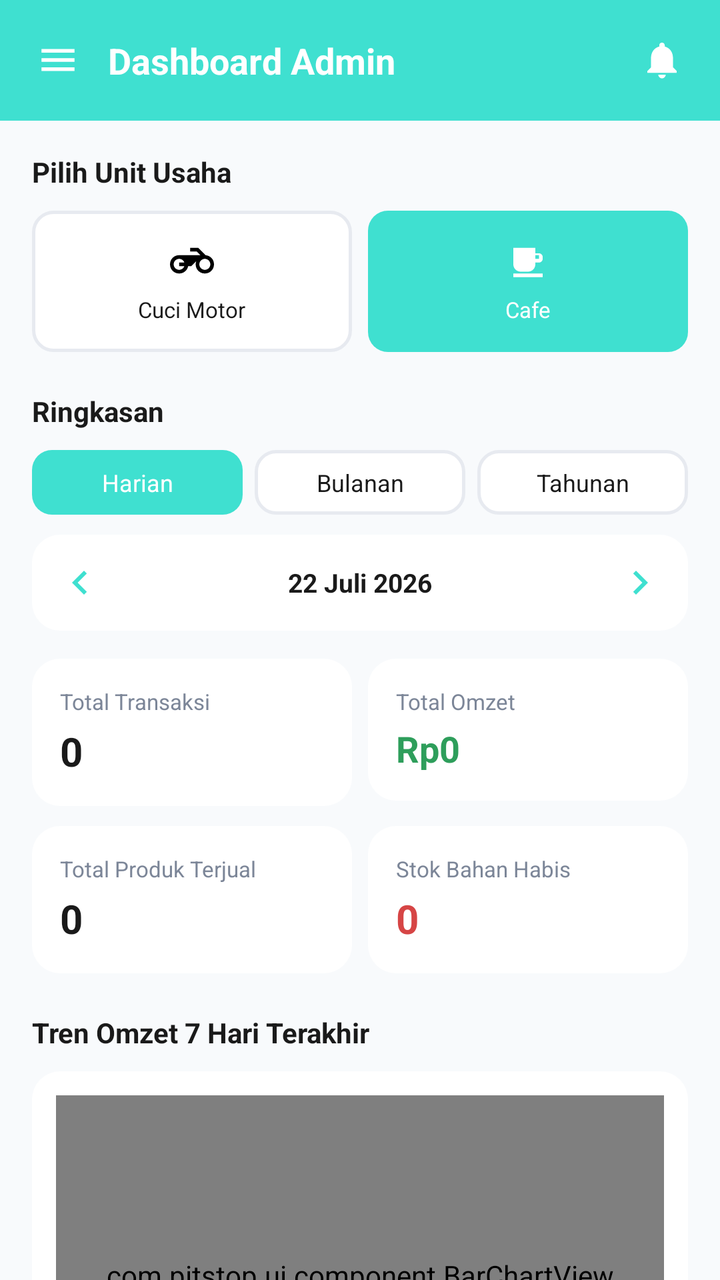
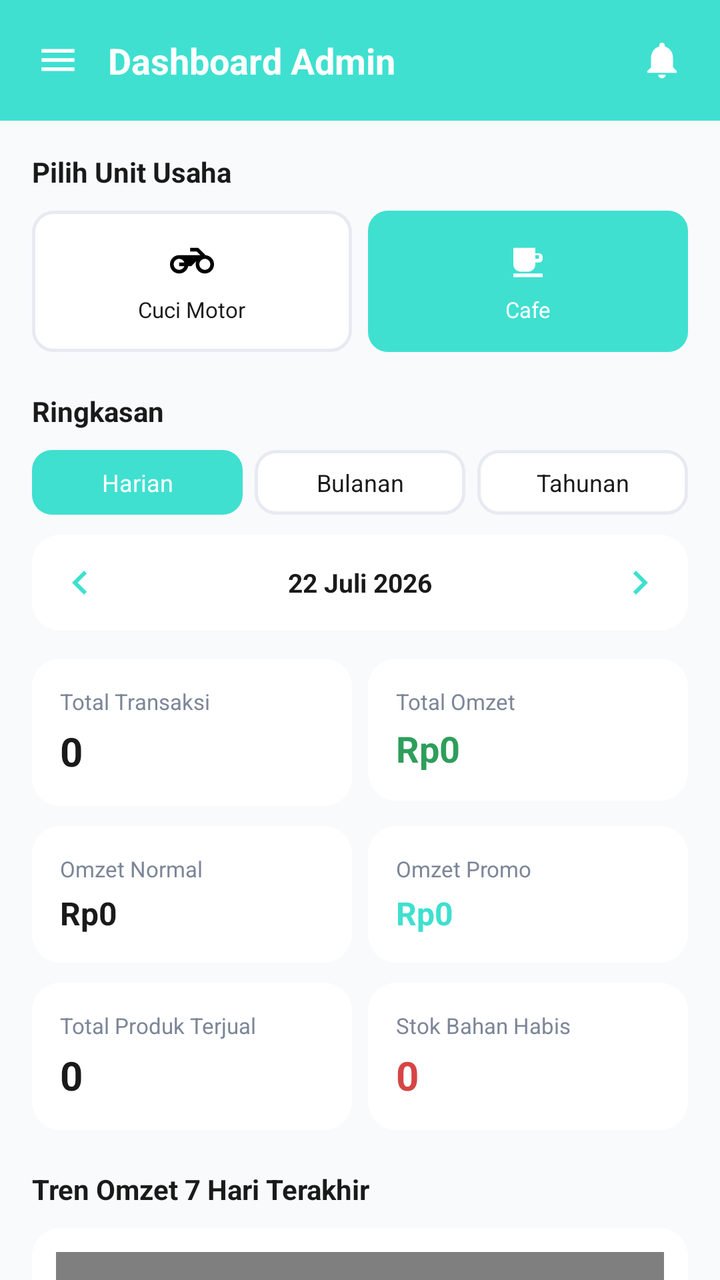

Compare the two renders of this Android layout. The source of the first and the diff that turns it into the second are given below.
<!-- AndroidManifest.xml: application theme Theme.Pitstop -->
<!-- res/layout/fragment_dashboard_admin.xml -->
<?xml version="1.0" encoding="utf-8"?>
<androidx.core.widget.NestedScrollView xmlns:android="http://schemas.android.com/apk/res/android"
    xmlns:app="http://schemas.android.com/apk/res-auto"
    android:layout_width="match_parent"
    android:layout_height="match_parent"
    android:background="@color/background"
    android:fillViewport="true">

    <LinearLayout
        android:id="@+id/toolbarHeader"
        android:layout_width="match_parent"
        android:layout_height="wrap_content"
        android:orientation="vertical"
        android:paddingBottom="20dp">

        
        <LinearLayout
            android:layout_width="match_parent"
            android:layout_height="wrap_content"
            android:background="@color/primary"
            android:gravity="center_vertical"
            android:orientation="horizontal"
            android:padding="18dp">

            <ImageView
                android:layout_width="22dp"
                android:layout_height="22dp"
                android:src="@drawable/ic_menu_lines" />

            <TextView
                android:layout_width="0dp"
                android:layout_height="wrap_content"
                android:layout_marginStart="14dp"
                android:layout_weight="1"
                android:text="Dashboard Admin"
                android:textColor="@color/white"
                android:textSize="18sp"
                android:textStyle="bold" />

            <ImageView
                android:layout_width="22dp"
                android:layout_height="22dp"
                android:src="@drawable/ic_bell" />
        </LinearLayout>

        <LinearLayout
            android:layout_width="match_parent"
            android:layout_height="wrap_content"
            android:orientation="vertical"
            android:padding="16dp">

            <TextView
                android:layout_width="wrap_content"
                android:layout_height="wrap_content"
                android:layout_marginBottom="10dp"
                android:text="Pilih Unit Usaha"
                android:textColor="@color/black"
                android:textSize="14sp"
                android:textStyle="bold" />

            <LinearLayout
                android:layout_width="match_parent"
                android:layout_height="wrap_content"
                android:layout_marginBottom="20dp"
                android:orientation="horizontal">

                <LinearLayout
                    android:id="@+id/unitMotor"
                    android:layout_width="0dp"
                    android:layout_height="wrap_content"
                    android:layout_marginEnd="8dp"
                    android:layout_weight="1"
                    android:background="@drawable/bg_pill_outline"
                    android:gravity="center"
                    android:orientation="vertical"
                    android:padding="14dp">

                    <ImageView
                        android:id="@+id/iconMotor"
                        android:layout_width="22dp"
                        android:layout_height="22dp"
                        android:src="@drawable/ic_motor" />

                    <TextView
                        android:id="@+id/labelMotor"
                        android:layout_width="wrap_content"
                        android:layout_height="wrap_content"
                        android:layout_marginTop="6dp"
                        android:text="Cuci Motor"
                        android:textColor="@color/black"
                        android:textSize="11sp" />
                </LinearLayout>

                <LinearLayout
                    android:id="@+id/unitCafe"
                    android:layout_width="0dp"
                    android:layout_height="wrap_content"
                    android:layout_weight="1"
                    android:background="@drawable/bg_pill_selected"
                    android:gravity="center"
                    android:orientation="vertical"
                    android:padding="14dp">

                    <ImageView
                        android:id="@+id/iconCafe"
                        android:layout_width="22dp"
                        android:layout_height="22dp"
                        android:src="@drawable/ic_cafe_cup"
                        app:tint="@color/white" />

                    <TextView
                        android:id="@+id/labelCafe"
                        android:layout_width="wrap_content"
                        android:layout_height="wrap_content"
                        android:layout_marginTop="6dp"
                        android:text="Cafe"
                        android:textColor="@color/white"
                        android:textSize="11sp" />
                </LinearLayout>
            </LinearLayout>

            <TextView
                android:id="@+id/tvLabelRingkasan"
                android:layout_width="wrap_content"
                android:layout_height="wrap_content"
                android:layout_marginBottom="10dp"
                android:text="Ringkasan"
                android:textColor="@color/black"
                android:textSize="14sp"
                android:textStyle="bold" />

            <LinearLayout
                android:layout_width="match_parent"
                android:layout_height="wrap_content"
                android:layout_marginBottom="10dp"
                android:orientation="horizontal">

                <TextView
                    android:id="@+id/btnHarian"
                    android:layout_width="0dp"
                    android:layout_height="wrap_content"
                    android:layout_marginEnd="6dp"
                    android:layout_weight="1"
                    android:background="@drawable/bg_pill_selected"
                    android:gravity="center"
                    android:padding="8dp"
                    android:text="Harian"
                    android:textColor="@color/white"
                    android:textSize="12sp" />

                <TextView
                    android:id="@+id/btnBulanan"
                    android:layout_width="0dp"
                    android:layout_height="wrap_content"
                    android:layout_marginEnd="6dp"
                    android:layout_weight="1"
                    android:background="@drawable/bg_pill_outline"
                    android:gravity="center"
                    android:padding="8dp"
                    android:text="Bulanan"
                    android:textColor="@color/black"
                    android:textSize="12sp" />

                <TextView
                    android:id="@+id/btnTahunan"
                    android:layout_width="0dp"
                    android:layout_height="wrap_content"
                    android:layout_weight="1"
                    android:background="@drawable/bg_pill_outline"
                    android:gravity="center"
                    android:padding="8dp"
                    android:text="Tahunan"
                    android:textColor="@color/black"
                    android:textSize="12sp" />
            </LinearLayout>

            <LinearLayout
                android:layout_width="match_parent"
                android:layout_height="wrap_content"
                android:layout_marginBottom="14dp"
                android:background="@drawable/bg_stat_card"
                android:gravity="center_vertical"
                android:orientation="horizontal"
                android:padding="6dp">

                <ImageButton
                    android:id="@+id/btnPeriodeSebelumnya"
                    android:layout_width="36dp"
                    android:layout_height="36dp"
                    android:background="@android:color/transparent"
                    android:src="@drawable/ic_chevron_left" />

                <TextView
                    android:id="@+id/tvLabelPeriode"
                    android:layout_width="0dp"
                    android:layout_height="wrap_content"
                    android:layout_weight="1"
                    android:gravity="center"
                    android:text="22 Juli 2026"
                    android:textColor="@color/black"
                    android:textSize="13sp"
                    android:textStyle="bold" />

                <ImageButton
                    android:id="@+id/btnPeriodeBerikutnya"
                    android:layout_width="36dp"
                    android:layout_height="36dp"
                    android:background="@android:color/transparent"
                    android:src="@drawable/ic_chevron_right" />
            </LinearLayout>

            <LinearLayout
                android:layout_width="match_parent"
                android:layout_height="wrap_content"
                android:layout_marginBottom="10dp"
                android:orientation="horizontal">

                <LinearLayout
                    android:layout_width="0dp"
                    android:layout_height="wrap_content"
                    android:layout_marginEnd="8dp"
                    android:layout_weight="1"
                    android:background="@drawable/bg_stat_card"
                    android:orientation="vertical"
                    android:padding="14dp">

                    <TextView
                        android:layout_width="wrap_content"
                        android:layout_height="wrap_content"
                        android:text="Total Transaksi"
                        android:textColor="@color/grey"
                        android:textSize="11sp" />

                    <TextView
                        android:id="@+id/tvTotalTransaksi"
                        android:layout_width="wrap_content"
                        android:layout_height="wrap_content"
                        android:layout_marginTop="4dp"
                        android:text="0"
                        android:textColor="@color/black"
                        android:textSize="20sp"
                        android:textStyle="bold" />
                </LinearLayout>

                <LinearLayout
                    android:layout_width="0dp"
                    android:layout_height="wrap_content"
                    android:layout_weight="1"
                    android:background="@drawable/bg_stat_card"
                    android:orientation="vertical"
                    android:padding="14dp">

                    <TextView
                        android:layout_width="wrap_content"
                        android:layout_height="wrap_content"
                        android:text="Total Omzet"
                        android:textColor="@color/grey"
                        android:textSize="11sp" />

                    <TextView
                        android:id="@+id/tvTotalOmzet"
                        android:layout_width="wrap_content"
                        android:layout_height="wrap_content"
                        android:layout_marginTop="4dp"
                        android:text="Rp0"
                        android:textColor="@color/green"
                        android:textSize="18sp"
                        android:textStyle="bold" />
                </LinearLayout>
            </LinearLayout>

            <LinearLayout
                android:layout_width="match_parent"
                android:layout_height="wrap_content"
                android:layout_marginBottom="20dp"
                android:orientation="horizontal">

                <LinearLayout
                    android:layout_width="0dp"
                    android:layout_height="wrap_content"
                    android:layout_marginEnd="8dp"
                    android:layout_weight="1"
                    android:background="@drawable/bg_stat_card"
                    android:orientation="vertical"
                    android:padding="14dp">

                    <TextView
                        android:layout_width="wrap_content"
                        android:layout_height="wrap_content"
                        android:text="Total Produk Terjual"
                        android:textColor="@color/grey"
                        android:textSize="11sp" />

                    <TextView
                        android:id="@+id/tvTotalProdukTerjual"
                        android:layout_width="wrap_content"
                        android:layout_height="wrap_content"
                        android:layout_marginTop="4dp"
                        android:text="0"
                        android:textColor="@color/black"
                        android:textSize="20sp"
                        android:textStyle="bold" />
                </LinearLayout>

                <LinearLayout
                    android:layout_width="0dp"
                    android:layout_height="wrap_content"
                    android:layout_weight="1"
                    android:background="@drawable/bg_stat_card"
                    android:orientation="vertical"
                    android:padding="14dp">

                    <TextView
                        android:layout_width="wrap_content"
                        android:layout_height="wrap_content"
                        android:text="Stok Bahan Habis"
                        android:textColor="@color/grey"
                        android:textSize="11sp" />

                    <TextView
                        android:id="@+id/tvStokHabis"
                        android:layout_width="wrap_content"
                        android:layout_height="wrap_content"
                        android:layout_marginTop="4dp"
                        android:text="0"
                        android:textColor="@color/red"
                        android:textSize="20sp"
                        android:textStyle="bold" />
                </LinearLayout>
            </LinearLayout>

            <TextView
                android:id="@+id/tvLabelGrafik"
                android:layout_width="wrap_content"
                android:layout_height="wrap_content"
                android:layout_marginBottom="10dp"
                android:text="Tren Omzet 7 Hari Terakhir"
                android:textColor="@color/black"
                android:textSize="14sp"
                android:textStyle="bold" />

            <LinearLayout
                android:layout_width="match_parent"
                android:layout_height="wrap_content"
                android:layout_marginBottom="20dp"
                android:background="@drawable/bg_stat_card"
                android:orientation="vertical"
                android:padding="12dp">

                <com.pitstop.ui.component.BarChartView
                    android:id="@+id/chartOmzet"
                    android:layout_width="match_parent"
                    android:layout_height="180dp" />
            </LinearLayout>

            <TextView
                android:layout_width="wrap_content"
                android:layout_height="wrap_content"
                android:layout_marginBottom="10dp"
                android:text="Menu Admin (Cafe)"
                android:textColor="@color/black"
                android:textSize="14sp"
                android:textStyle="bold" />

            <LinearLayout
                android:layout_width="match_parent"
                android:layout_height="wrap_content"
                android:layout_marginBottom="10dp"
                android:orientation="horizontal">

                <LinearLayout
                    android:id="@+id/menuStockBahan"
                    android:layout_width="0dp"
                    android:layout_height="wrap_content"
                    android:layout_marginEnd="8dp"
                    android:layout_weight="1"
                    android:gravity="center"
                    android:orientation="vertical">

                    <LinearLayout
                        android:layout_width="52dp"
                        android:layout_height="52dp"
                        android:background="@drawable/bg_menu_button"
                        android:gravity="center">

                        <ImageView
                            android:layout_width="24dp"
                            android:layout_height="24dp"
                            android:src="@drawable/ic_stock_bahan" />
                    </LinearLayout>

                    <TextView
                        android:layout_width="wrap_content"
                        android:layout_height="wrap_content"
                        android:layout_marginTop="6dp"
                        android:gravity="center"
                        android:text="Stock Bahan"
                        android:textColor="@color/black"
                        android:textSize="11sp" />
                </LinearLayout>

                <LinearLayout
                    android:id="@+id/menuResep"
                    android:layout_width="0dp"
                    android:layout_height="wrap_content"
                    android:layout_marginEnd="8dp"
                    android:layout_weight="1"
                    android:gravity="center"
                    android:orientation="vertical">

                    <LinearLayout
                        android:layout_width="52dp"
                        android:layout_height="52dp"
                        android:background="@drawable/bg_menu_button"
                        android:gravity="center">

                        <ImageView
                            android:layout_width="24dp"
                            android:layout_height="24dp"
                            android:src="@drawable/ic_resep" />
                    </LinearLayout>

                    <TextView
                        android:layout_width="wrap_content"
                        android:layout_height="wrap_content"
                        android:layout_marginTop="6dp"
                        android:gravity="center"
                        android:text="Resep Minuman"
                        android:textColor="@color/black"
                        android:textSize="11sp" />
                </LinearLayout>

                <LinearLayout
                    android:id="@+id/menuProduk"
                    android:layout_width="0dp"
                    android:layout_height="wrap_content"
                    android:layout_weight="1"
                    android:gravity="center"
                    android:orientation="vertical">

                    <LinearLayout
                        android:layout_width="52dp"
                        android:layout_height="52dp"
                        android:background="@drawable/bg_menu_button"
                        android:gravity="center">

                        <ImageView
                            android:layout_width="24dp"
                            android:layout_height="24dp"
                            android:src="@drawable/ic_produk" />
                    </LinearLayout>

                    <TextView
                        android:layout_width="wrap_content"
                        android:layout_height="wrap_content"
                        android:layout_marginTop="6dp"
                        android:gravity="center"
                        android:text="Produk Minuman"
                        android:textColor="@color/black"
                        android:textSize="11sp" />
                </LinearLayout>
            </LinearLayout>

            <LinearLayout
                android:layout_width="match_parent"
                android:layout_height="wrap_content"
                android:orientation="horizontal">

                <LinearLayout
                    android:id="@+id/menuKategori"
                    android:layout_width="0dp"
                    android:layout_height="wrap_content"
                    android:layout_marginEnd="8dp"
                    android:layout_weight="1"
                    android:gravity="center"
                    android:orientation="vertical">

                    <LinearLayout
                        android:layout_width="52dp"
                        android:layout_height="52dp"
                        android:background="@drawable/bg_menu_button"
                        android:gravity="center">

                        <ImageView
                            android:layout_width="24dp"
                            android:layout_height="24dp"
                            android:src="@drawable/ic_kategori" />
                    </LinearLayout>

                    <TextView
                        android:layout_width="wrap_content"
                        android:layout_height="wrap_content"
                        android:layout_marginTop="6dp"
                        android:gravity="center"
                        android:text="Kategori"
                        android:textColor="@color/black"
                        android:textSize="11sp" />
                </LinearLayout>

                <LinearLayout
                    android:id="@+id/menuLaporan"
                    android:layout_width="0dp"
                    android:layout_height="wrap_content"
                    android:layout_marginEnd="8dp"
                    android:layout_weight="1"
                    android:gravity="center"
                    android:orientation="vertical">

                    <LinearLayout
                        android:layout_width="52dp"
                        android:layout_height="52dp"
                        android:background="@drawable/bg_menu_button"
                        android:gravity="center">

                        <ImageView
                            android:layout_width="24dp"
                            android:layout_height="24dp"
                            android:src="@drawable/ic_laporan_menu" />
                    </LinearLayout>

                    <TextView
                        android:layout_width="wrap_content"
                        android:layout_height="wrap_content"
                        android:layout_marginTop="6dp"
                        android:gravity="center"
                        android:text="Laporan"
                        android:textColor="@color/black"
                        android:textSize="11sp" />
                </LinearLayout>

                <LinearLayout
                    android:id="@+id/menuPengaturan"
                    android:layout_width="0dp"
                    android:layout_height="wrap_content"
                    android:layout_weight="1"
                    android:gravity="center"
                    android:orientation="vertical">

                    <LinearLayout
                        android:layout_width="52dp"
                        android:layout_height="52dp"
                        android:background="@drawable/bg_menu_button"
                        android:gravity="center">

                        <ImageView
                            android:layout_width="24dp"
                            android:layout_height="24dp"
                            android:src="@drawable/ic_pengaturan_menu" />
                    </LinearLayout>

                    <TextView
                        android:layout_width="wrap_content"
                        android:layout_height="wrap_content"
                        android:layout_marginTop="6dp"
                        android:gravity="center"
                        android:text="Pengaturan"
                        android:textColor="@color/black"
                        android:textSize="11sp" />
                </LinearLayout>
            </LinearLayout>

        </LinearLayout>
    </LinearLayout>
</androidx.core.widget.NestedScrollView>
<!-- resources referenced by this layout -->
<resources>
  <color name="background">#F8FAFC</color>
  <color name="black">#1A1A1A</color>
  <color name="green">#2E9E5B</color>
  <color name="grey">#7C8698</color>
  <color name="primary">#3fe0d0</color>
  <color name="red">#D64545</color>
  <color name="white">#FFFFFF</color>
  <!-- drawable bg_menu_button (drawable) -->
  <?xml version="1.0" encoding="utf-8"?>
  <shape xmlns:android="http://schemas.android.com/apk/res/android">
      <solid android:color="@color/primary" />
      <corners android:radius="16dp" />
  </shape>
  <!-- drawable bg_pill_outline (drawable) -->
  <?xml version="1.0" encoding="utf-8"?>
  <shape xmlns:android="http://schemas.android.com/apk/res/android">
      <solid android:color="@color/white" />
      <corners android:radius="10dp" />
      <stroke android:width="1.5dp" android:color="@color/light_grey" />
  </shape>
  <!-- drawable bg_pill_selected (drawable) -->
  <?xml version="1.0" encoding="utf-8"?>
  <shape xmlns:android="http://schemas.android.com/apk/res/android">
      <solid android:color="@color/primary" />
      <corners android:radius="10dp" />
  </shape>
  <!-- drawable bg_stat_card (drawable) -->
  <?xml version="1.0" encoding="utf-8"?>
  <shape xmlns:android="http://schemas.android.com/apk/res/android">
      <solid android:color="@color/white" />
      <corners android:radius="14dp" />
  </shape>
  <!-- drawable ic_cafe_cup (drawable) -->
  <vector xmlns:android="http://schemas.android.com/apk/res/android"
      android:width="24dp" android:height="24dp" android:viewportWidth="24" android:viewportHeight="24">
      <path android:fillColor="#FF000000" android:pathData="M4,19h16v2H4zM18,8h-2V5H4v9c0,2.21 1.79,4 4,4h4c2.21,0 4,-1.79 4,-4v-1h2c1.1,0 2,-0.9 2,-2V10c0,-1.1 -0.9,-2 -2,-2zM18,11h-2V9h2v2z"/>
  </vector>
  <!-- drawable ic_chevron_left (drawable) -->
  <vector xmlns:android="http://schemas.android.com/apk/res/android"
      android:width="24dp" android:height="24dp" android:viewportWidth="24" android:viewportHeight="24">
      <path android:fillColor="@color/primary" android:pathData="M15.41,7.41L14,6l-6,6 6,6 1.41,-1.41L10.83,12z"/>
  </vector>
  <!-- drawable ic_chevron_right (drawable) -->
  <vector xmlns:android="http://schemas.android.com/apk/res/android"
      android:width="24dp" android:height="24dp" android:viewportWidth="24" android:viewportHeight="24">
      <path android:fillColor="@color/primary" android:pathData="M8.59,16.59L10,18l6,-6 -6,-6 -1.41,1.41L13.17,12z"/>
  </vector>
  <!-- drawable ic_kategori (drawable) -->
  <vector xmlns:android="http://schemas.android.com/apk/res/android"
      android:width="24dp" android:height="24dp" android:viewportWidth="24" android:viewportHeight="24" android:tint="@color/white">
      <path android:fillColor="@android:color/white" android:pathData="M3,3h8v8H3zM13,3h8v8h-8zM3,13h8v8H3zM13,13h8v8h-8z"/>
  </vector>
  <!-- drawable ic_laporan_menu (drawable) -->
  <vector xmlns:android="http://schemas.android.com/apk/res/android"
      android:width="24dp" android:height="24dp" android:viewportWidth="24" android:viewportHeight="24" android:tint="@color/white">
      <path android:fillColor="@android:color/white" android:pathData="M5,20 h14 v-2 H5z M6,17 h3 v-6 H6z M10.5,17 h3 v-10 h-3z M15,17 h3 v-4 h-3z"/>
  </vector>
  <!-- drawable ic_menu_lines (drawable) -->
  <vector xmlns:android="http://schemas.android.com/apk/res/android"
      android:width="22dp" android:height="22dp" android:viewportWidth="24" android:viewportHeight="24" android:tint="@color/white">
      <path android:fillColor="@android:color/white" android:pathData="M3,6h18v2H3zM3,11h18v2H3zM3,16h18v2H3z"/>
  </vector>
  <color name="light_grey">#E7EAF0</color>
  <color name="primary_dark">#0D1F3D</color>
  <color name="accent">#2D6CDF</color>
  <style name="ThemeOverlay.Pitsop.Dialog" parent="ThemeOverlay.MaterialComponents.Dialog.Alert">
          <item name="android:windowBackground">@color/white</item>
          <item name="android:textColorPrimary">@color/black</item>
          <item name="android:textColorSecondary">@color/grey</item>
      </style>
  <!-- unchanged entries left out for length: 7 -->
</resources>

<!-- the commit's change to res/layout/fragment_dashboard_admin.xml (unified diff, before → after) -->
@@ -272,6 +272,66 @@
             <LinearLayout
                 android:layout_width="match_parent"
                 android:layout_height="wrap_content"
+                android:layout_marginBottom="10dp"
+                android:orientation="horizontal">
+
+                <LinearLayout
+                    android:layout_width="0dp"
+                    android:layout_height="wrap_content"
+                    android:layout_marginEnd="8dp"
+                    android:layout_weight="1"
+                    android:background="@drawable/bg_stat_card"
+                    android:orientation="vertical"
+                    android:padding="14dp">
+
+                    <TextView
+                        android:layout_width="wrap_content"
+                        android:layout_height="wrap_content"
+                        android:text="Omzet Normal"
+                        android:textColor="@color/grey"
+                        android:textSize="11sp" />
+
+                    <TextView
+                        android:id="@+id/tvOmzetNormal"
+                        android:layout_width="wrap_content"
+                        android:layout_height="wrap_content"
+                        android:layout_marginTop="4dp"
+                        android:text="Rp0"
+                        android:textColor="@color/black"
+                        android:textSize="16sp"
+                        android:textStyle="bold" />
+                </LinearLayout>
+
+                <LinearLayout
+                    android:layout_width="0dp"
+                    android:layout_height="wrap_content"
+                    android:layout_weight="1"
+                    android:background="@drawable/bg_stat_card"
+                    android:orientation="vertical"
+                    android:padding="14dp">
+
+                    <TextView
+                        android:layout_width="wrap_content"
+                        android:layout_height="wrap_content"
+                        android:text="Omzet Promo"
+                        android:textColor="@color/grey"
+                        android:textSize="11sp" />
+
+                    <TextView
+                        android:id="@+id/tvOmzetPromo"
+                        android:layout_width="wrap_content"
+                        android:layout_height="wrap_content"
+                        android:layout_marginTop="4dp"
+                        android:text="Rp0"
+                        android:textColor="@color/primary"
+                        android:textSize="16sp"
+                        android:textStyle="bold" />
+                </LinearLayout>
+            </LinearLayout>
+
+            <LinearLayout
+                android:layout_width="match_parent"
+                android:layout_height="wrap_content"
                 android:layout_marginBottom="20dp"
                 android:orientation="horizontal">
 
